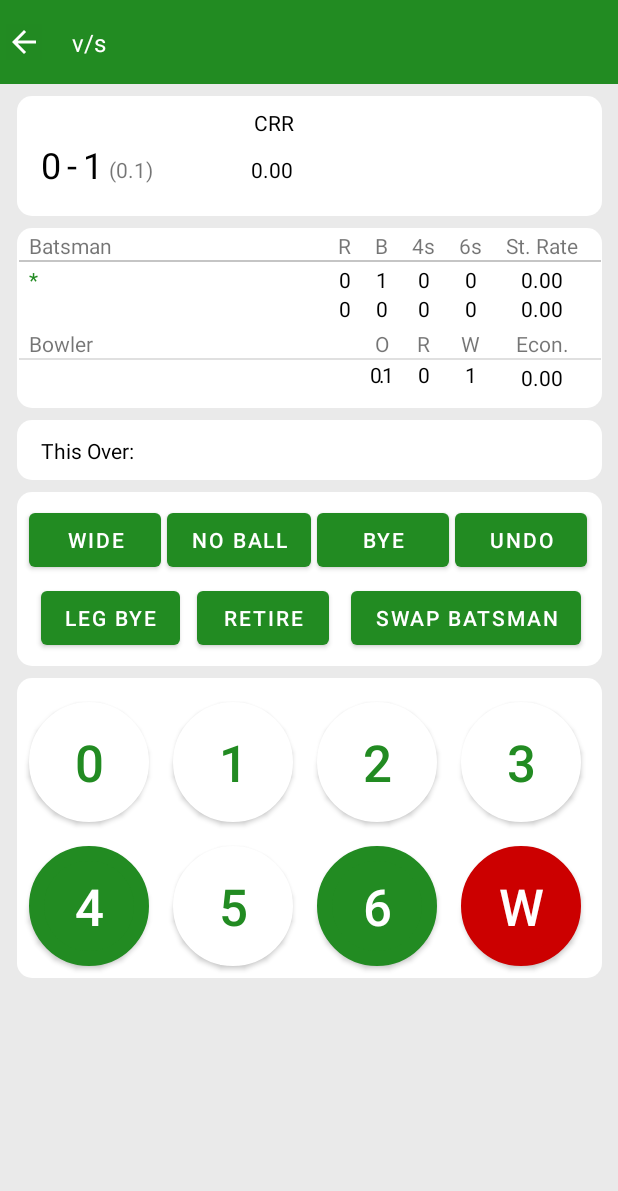
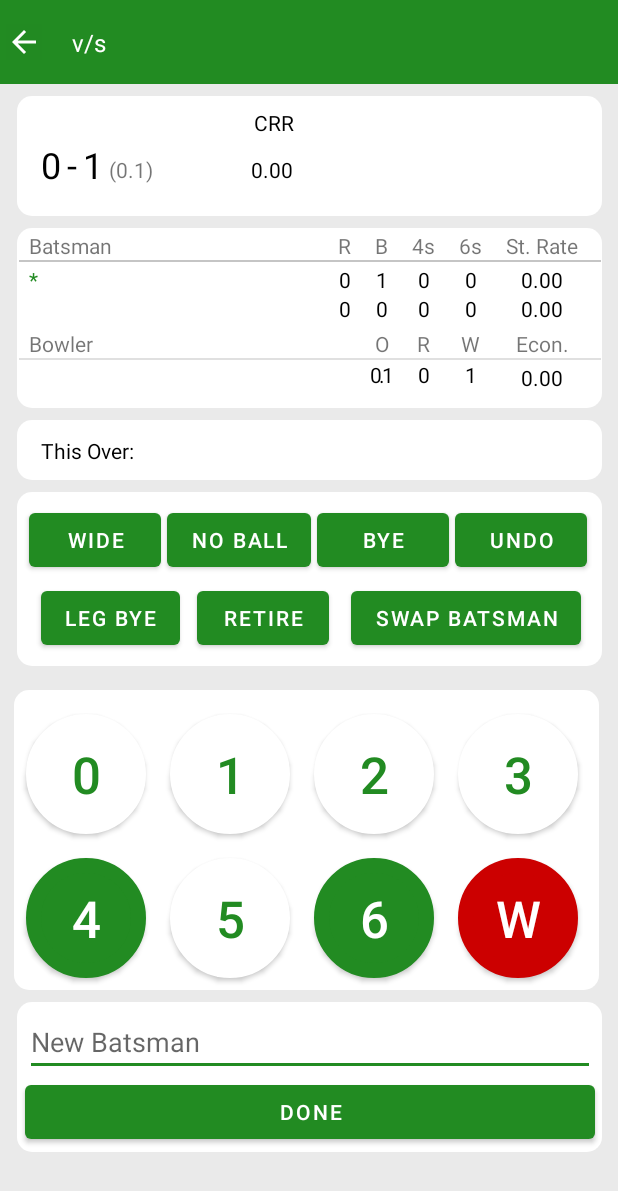
Before and after one commit to karanjotsingh16/cricketscorerbyck, an Android app: the scoreBoard screen opened directly, with no data from a screen before it, after a tap on an icon or button, on a phone screen of 412 x 824 dp. Shown: the top 1191 px of the screen. Run offline under Robolectric (Android 15) with nearby library versions, the phone set to English and light mode, and no system bars; 1 statement that could not run was skipped.

Commit message:
updating scoreBoard.java 17/06/2023 7:47 AM.

```diff
--- a/app/src/main/java/com/karancreations/cricketscorerbyck/scoreBoard.java
+++ b/app/src/main/java/com/karancreations/cricketscorerbyck/scoreBoard.java
@@ -7,6 +7,7 @@ import android.content.Intent;
 import android.opengl.Visibility;
 import android.os.Bundle;
 import android.view.View;
+import android.widget.Toast;
 
 import com.karancreations.cricketscorerbyck.databinding.ActivityScoreBoardBinding;
 import com.karancreations.cricketscorerbyck.playerDetails;
@@ -59,7 +60,11 @@ public class scoreBoard extends AppCompatActivity {
     String nstrikerRuns;
     String nstrikerBalls;
     String nstrikerStRate;
-    String batsman[] = new String[11];  //Array to store name of variables
+    String batsman[] = new String[11];  //Array to store name
+    int batsmanRuns[] = new int[11];//Array to store batsman runs
+    int batsmanBalls[] = new int[11];//Array to store batsman balls
+    int batsmanFours[] = new int[11];//Array to store batsman Fours
+    int batsmanSixes[] = new int[11];//Array to store batsman Sixes
 
     int bowlerBalls = 0;
     int bowlerRuns = 0;
@@ -729,8 +734,34 @@ public class scoreBoard extends AppCompatActivity {
 //                if (bowlerBalls == 0)
 //                    binding.bowlerecon.setText(beconomy);
 
+                binding.newbatsmanpanel.setVisibility(View.VISIBLE);
 
 
+
+            }
+        });
+
+        binding.newbatsmanbtn.setOnClickListener(new View.OnClickListener() {
+            @Override
+            public void onClick(View view) {
+                if (binding.st1.getVisibility() == View.VISIBLE)
+                {
+                    int i = wickets + 1;
+                    scStriker = binding.newbatsmaninput.getText().toString();
+                    batsman[i] = binding.newbatsmaninput.getText().toString();
+                    binding.strikersb.setText(scStriker);
+                    binding.newbatsmanpanel.setVisibility(View.INVISIBLE);
+                    batsmanRuns[i-2] = strikerRuns;
+                    String bRuns = String.valueOf(batsmanRuns[0]);
+                    Toast.makeText(scoreBoard.this, bRuns, Toast.LENGTH_SHORT).show();
+                }
+                else if (binding.st2.getVisibility() == View.VISIBLE)
+                {
+                    scnonStriker = binding.newbatsmaninput.getText().toString();
+                    batsman[wickets + 1] = binding.newbatsmaninput.getText().toString();
+                    binding.nstrikersb.setText(scnonStriker);
+                    binding.newbatsmanpanel.setVisibility(View.INVISIBLE);
+                }
             }
         });
 
--- a/app/src/main/res/layout/activity_score_board.xml
+++ b/app/src/main/res/layout/activity_score_board.xml
@@ -28,11 +28,13 @@
         app:layout_constraintTop_toTopOf="parent" />
 
     <androidx.constraintlayout.widget.ConstraintLayout
+        android:id="@+id/constraintLayout6"
         android:layout_width="390dp"
         android:layout_height="200dp"
-        android:layout_marginTop="8dp"
+        android:layout_marginTop="16dp"
         android:background="@drawable/bg"
         app:layout_constraintEnd_toEndOf="parent"
+        app:layout_constraintHorizontal_bias="0.428"
         app:layout_constraintStart_toStartOf="parent"
         app:layout_constraintTop_toBottomOf="@+id/constraintLayout4">
 
@@ -845,4 +847,38 @@
 
     </androidx.constraintlayout.widget.ConstraintLayout>
 
+    <androidx.constraintlayout.widget.ConstraintLayout
+        android:id="@+id/newbatsmanpanel"
+        android:layout_width="390dp"
+        android:layout_height="100dp"
+        android:layout_marginTop="8dp"
+        android:background="@drawable/bg"
+        android:visibility="invisible"
+        app:layout_constraintEnd_toEndOf="parent"
+        app:layout_constraintStart_toStartOf="parent"
+        app:layout_constraintTop_toBottomOf="@+id/constraintLayout6">
+
+        <EditText
+            android:id="@+id/newbatsmaninput"
+            android:layout_width="380dp"
+            android:layout_height="wrap_content"
+            android:layout_marginTop="4dp"
+            android:ems="10"
+            android:hint="New Batsman"
+            android:inputType="text"
+            android:textColor="@color/forest_green"
+            app:layout_constraintEnd_toEndOf="parent"
+            app:layout_constraintStart_toStartOf="parent"
+            app:layout_constraintTop_toTopOf="parent" />
+
+        <Button
+            android:id="@+id/newbatsmanbtn"
+            android:layout_width="380dp"
+            android:layout_height="wrap_content"
+            android:text="Done"
+            app:layout_constraintEnd_toEndOf="parent"
+            app:layout_constraintStart_toStartOf="parent"
+            app:layout_constraintTop_toBottomOf="@+id/newbatsmaninput" />
+    </androidx.constraintlayout.widget.ConstraintLayout>
+
 </androidx.constraintlayout.widget.ConstraintLayout>
```
